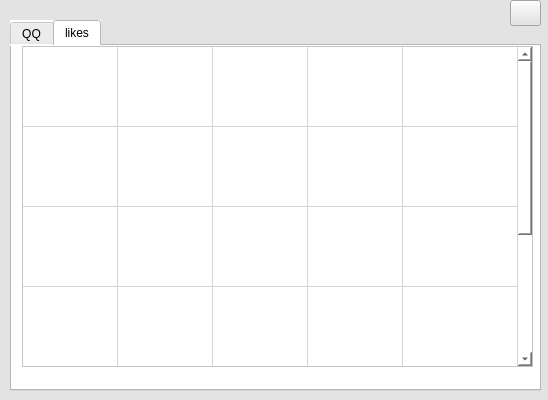
This is chat_Client/rightw/myemotionwidget.ui in heluxi/Chat as Qt 5 draws it before an edit. The edited form follows.
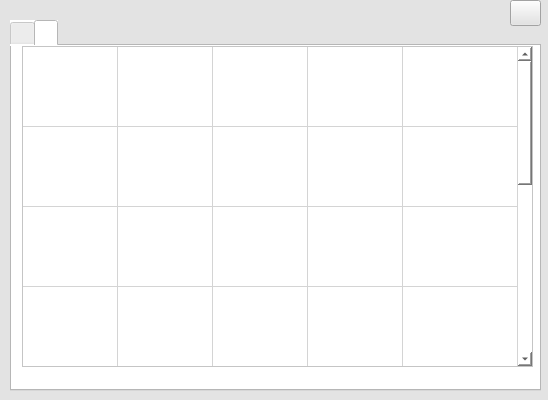
This is the edited form. Icons and pictures are not drawn.

Diff of the .ui file:
```diff
--- a/chat_Client/rightw/myemotionwidget.ui
+++ b/chat_Client/rightw/myemotionwidget.ui
@@ -33,7 +33,7 @@
    </property>
    <widget class="QWidget" name="tab">
     <attribute name="title">
-     <string>QQ</string>
+     <string/>
     </attribute>
     <widget class="QTableWidget" name="tableWidget">
      <property name="geometry">
@@ -100,7 +100,7 @@
    </widget>
    <widget class="QWidget" name="tab_2">
     <attribute name="title">
-     <string>likes</string>
+     <string/>
     </attribute>
     <widget class="QTableWidget" name="tableWidget_2">
      <property name="geometry">
@@ -112,7 +112,7 @@
       </rect>
      </property>
      <property name="rowCount">
-      <number>5</number>
+      <number>7</number>
      </property>
      <property name="columnCount">
       <number>5</number>
@@ -143,6 +143,8 @@
      <row/>
      <row/>
      <row/>
+     <row/>
+     <row/>
      <column/>
      <column/>
      <column/>
```
Left out of the diff: 15 changed lines with no effect on the pictures.
